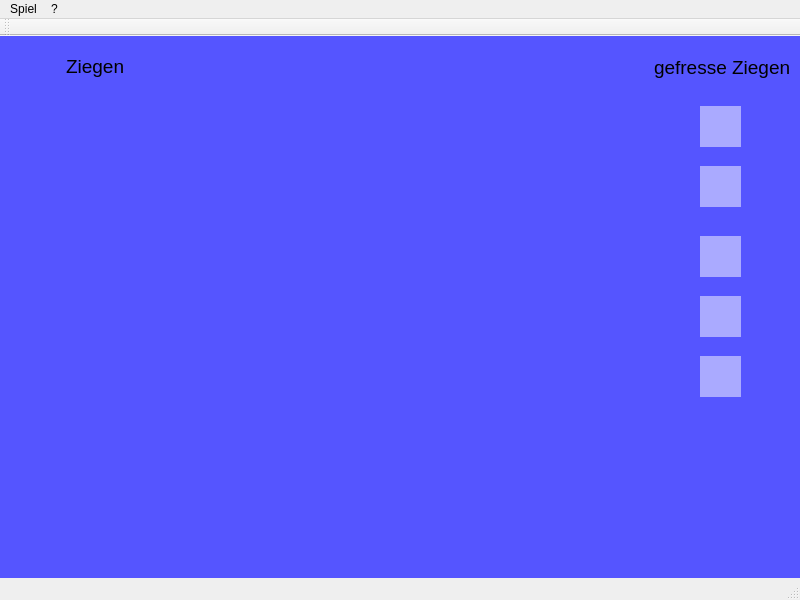
Old version of the form BaghChal/BaghChal/BaghChal.ui in the repository kaushaldeo/bagh-chal.
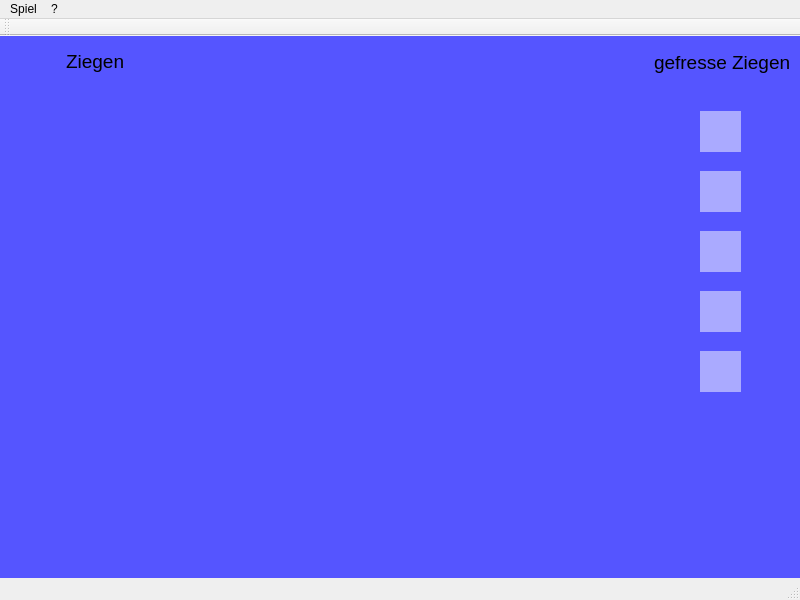
New version of the form. Icons and pictures are not drawn. Custom widgets are drawn as their Qt base class.

Diff of the .ui file:
```diff
--- a/BaghChal/BaghChal/BaghChal.ui
+++ b/BaghChal/BaghChal/BaghChal.ui
@@ -45,7 +45,7 @@
     <property name="geometry">
      <rect>
       <x>50</x>
-      <y>20</y>
+      <y>15</y>
       <width>92</width>
       <height>521</height>
      </rect>
@@ -1165,7 +1165,7 @@
     <property name="geometry">
      <rect>
       <x>650</x>
-      <y>20</y>
+      <y>15</y>
       <width>141</width>
       <height>351</height>
      </rect>
@@ -1192,7 +1192,7 @@
      <property name="geometry">
       <rect>
        <x>50</x>
-       <y>50</y>
+       <y>60</y>
        <width>41</width>
        <height>41</height>
       </rect>
@@ -1207,7 +1207,7 @@
      <property name="geometry">
       <rect>
        <x>50</x>
-       <y>110</y>
+       <y>120</y>
        <width>41</width>
        <height>41</height>
       </rect>
```
